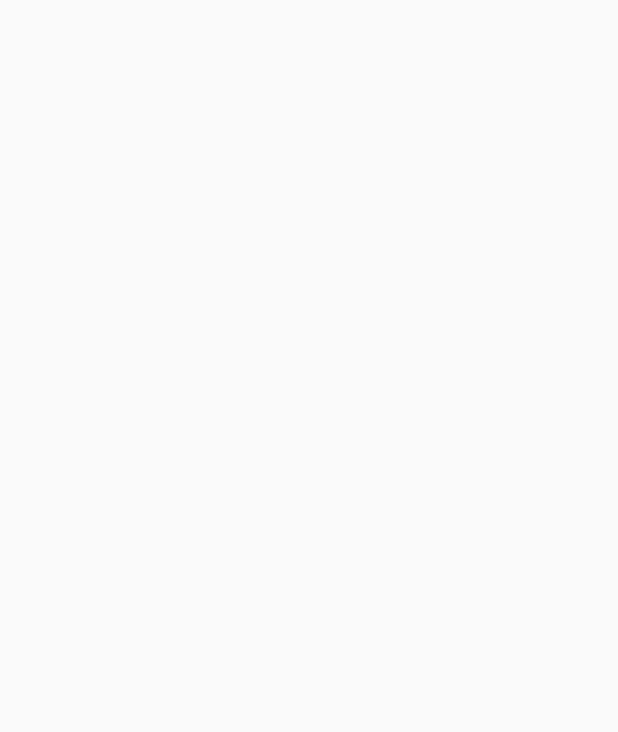
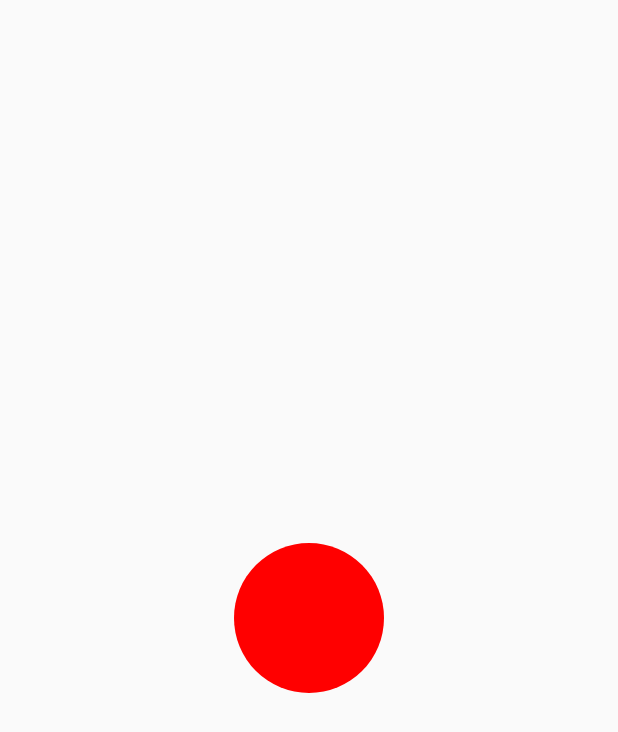
Before and after one commit to Samsand-5/LearnJetpackCompose, an Android app built with Jetpack Compose: the screen it shows after launch (MainActivity), on a phone screen of 412 x 824 dp. Before the commit the part shown is empty. Shown: the top 732 px of the screen. Run offline under Robolectric (Android 15) with nearby library versions, the phone set to English and light mode, and no system bars.

```diff
--- a/app/src/main/java/com/example/learnjetpackcompose/MainActivity.kt
+++ b/app/src/main/java/com/example/learnjetpackcompose/MainActivity.kt
@@ -439,7 +439,11 @@ class MainActivity : ComponentActivity() {
                     horizontalAlignment = Alignment.CenterHorizontally,
                     verticalArrangement = Arrangement.Center
                 ){
-
+                    Box(modifier = Modifier
+                        .size(100.dp)
+                        .clip(CircleShape)
+                        .background(Color.Red)){
+                    }
                 }
             }
         }
```
